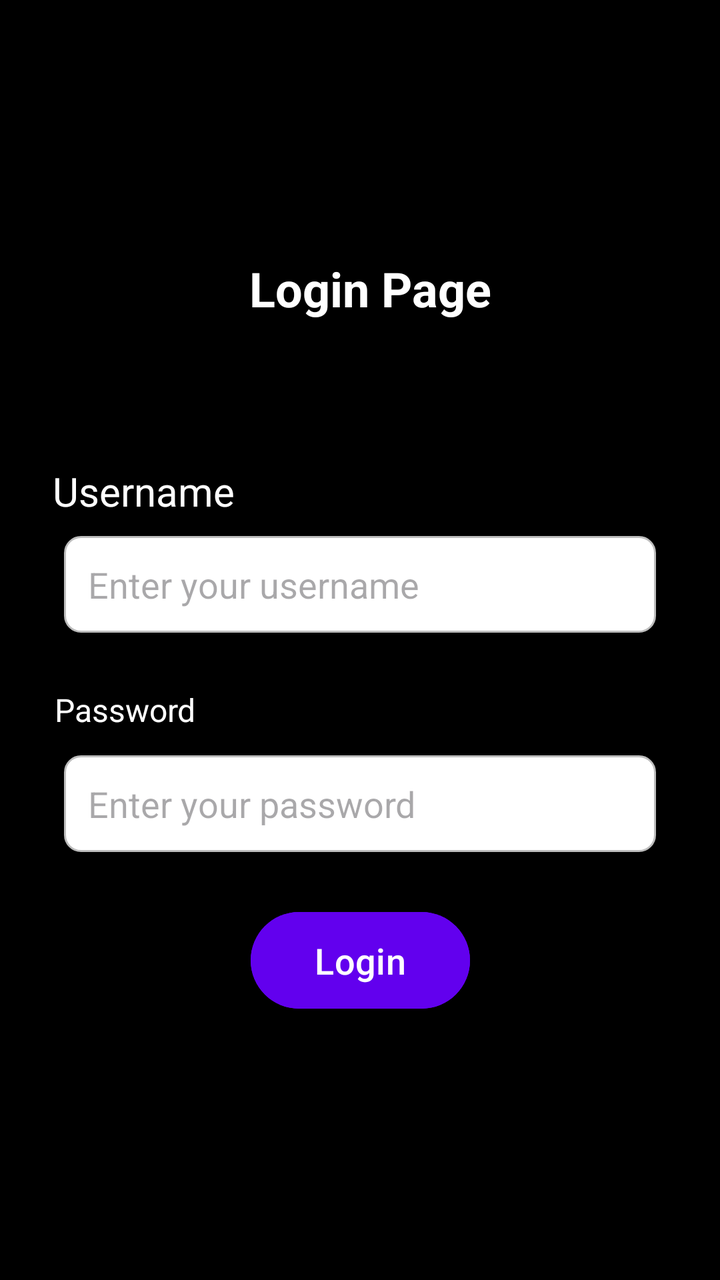
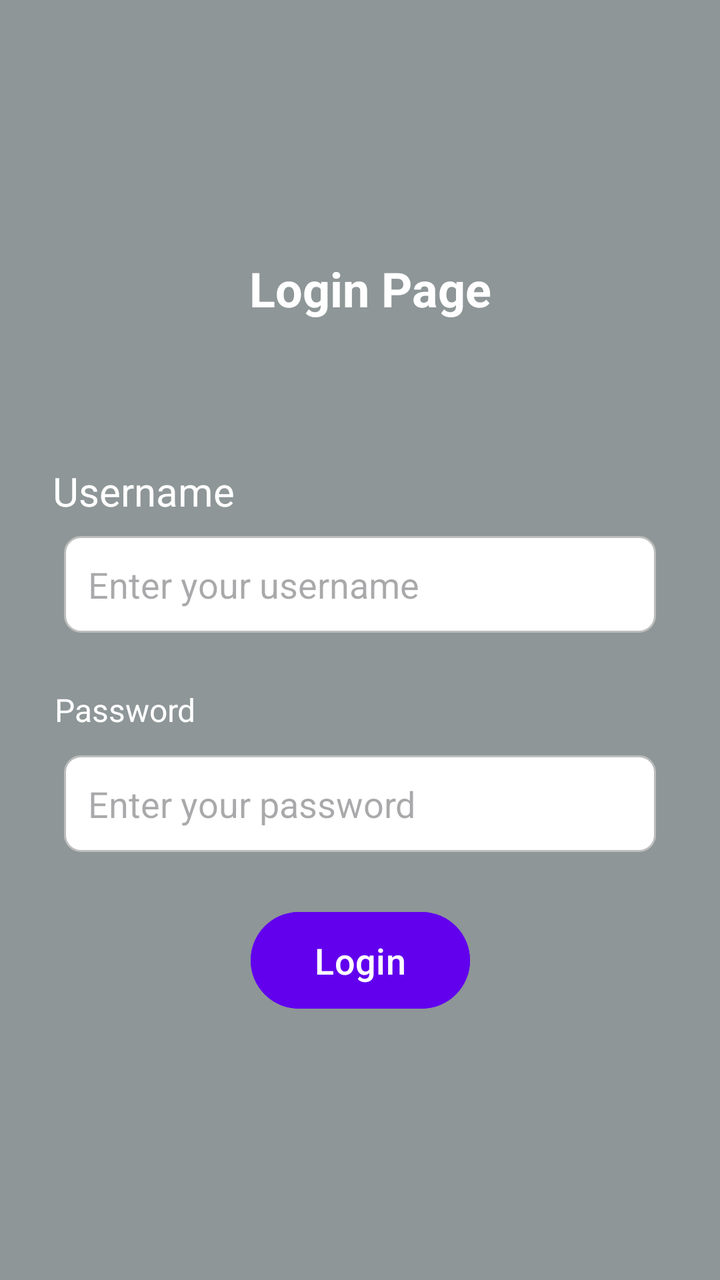

Compare the two renders of this Android layout. The source of the first and the diff that turns it into the second are given below.
<!-- AndroidManifest.xml: application theme Theme.Manjunath_T1670_task_2 -->
<!-- res/layout/activity_main.xml -->
<?xml version="1.0" encoding="utf-8"?>
<androidx.constraintlayout.widget.ConstraintLayout
    xmlns:android="http://schemas.android.com/apk/res/android"
    xmlns:app="http://schemas.android.com/apk/res-auto"
    xmlns:tools="http://schemas.android.com/tools"
    android:id="@+id/main"
    android:layout_width="match_parent"
    android:layout_height="match_parent"
    android:background="@drawable/background_gradient"
    app:layout_constraintTop_toTopOf="parent"
    app:layout_constraintStart_toStartOf="parent"
    app:layout_constraintEnd_toEndOf="parent"
    tools:context=".MainActivity">



    <View
        android:id="@+id/overlay"
        android:layout_width="match_parent"
        android:layout_height="match_parent"
        android:background="#000000"
        android:paddingTop="40dp"
        app:layout_constraintBottom_toBottomOf="parent"
        app:layout_constraintEnd_toEndOf="parent"
        app:layout_constraintHorizontal_bias="0.0"
        app:layout_constraintStart_toStartOf="parent"
        app:layout_constraintTop_toTopOf="parent"
        app:layout_constraintVertical_bias="0.0" />

    <TextView
        android:id="@+id/titleTextView"
        android:layout_width="wrap_content"
        android:layout_height="wrap_content"
        android:layout_marginTop="128dp"
        android:text="Login Page"
        android:textColor="@android:color/white"
        android:textSize="24sp"
        android:textStyle="bold"
        app:layout_constraintEnd_toEndOf="parent"
        app:layout_constraintHorizontal_bias="0.522"
        app:layout_constraintStart_toStartOf="parent"
        app:layout_constraintTop_toTopOf="parent" />

    <TextView
        android:id="@+id/usernameLabel"
        android:layout_width="109dp"
        android:layout_height="0dp"
        android:layout_marginTop="232dp"
        android:text="Username"
        android:textColor="@android:color/white"
        android:textSize="20sp"
        app:layout_constraintEnd_toEndOf="parent"
        app:layout_constraintHorizontal_bias="0.105"
        app:layout_constraintStart_toStartOf="parent"
        app:layout_constraintTop_toTopOf="parent" />

    <EditText
        android:id="@+id/usernameInput"
        android:layout_width="0dp"
        android:layout_height="wrap_content"
        android:layout_marginHorizontal="32dp"
        android:layout_marginTop="268dp"
        android:background="@drawable/edit_text_background"
        android:hint="Enter your username"
        android:inputType="text"
        android:padding="12dp"
        app:layout_constraintEnd_toEndOf="parent"
        app:layout_constraintHorizontal_bias="0.0"
        app:layout_constraintStart_toStartOf="parent"
        app:layout_constraintTop_toTopOf="parent" />

    <TextView
        android:id="@+id/passwordLabel"
        android:layout_width="wrap_content"
        android:layout_height="wrap_content"
        android:layout_marginTop="344dp"
        android:text="Password"
        android:textColor="@android:color/white"
        android:textSize="16sp"
        app:layout_constraintEnd_toEndOf="parent"
        app:layout_constraintHorizontal_bias="0.094"
        app:layout_constraintStart_toStartOf="parent"
        app:layout_constraintTop_toTopOf="parent" />

    <EditText
        android:id="@+id/passwordInput"
        android:layout_width="0dp"
        android:layout_height="wrap_content"
        android:layout_marginHorizontal="32dp"
        android:layout_marginTop="12dp"
        android:background="@drawable/edit_text_background"
        android:hint="Enter your password"
        android:inputType="textPassword"
        android:padding="12dp"
        app:layout_constraintEnd_toEndOf="parent"
        app:layout_constraintHorizontal_bias="0.0"
        app:layout_constraintStart_toStartOf="parent"
        app:layout_constraintTop_toBottomOf="@id/passwordLabel" />

    <Button
        android:id="@+id/submitButton"
        android:layout_width="wrap_content"
        android:layout_height="wrap_content"
        android:layout_marginTop="452dp"
        android:backgroundTint="@color/primary"
        android:paddingHorizontal="32dp"
        android:paddingVertical="12dp"
        android:text="Login"
        android:textColor="@color/white"
        android:textSize="18sp"
        app:layout_constraintEnd_toEndOf="parent"
        app:layout_constraintStart_toStartOf="parent"
        app:layout_constraintTop_toTopOf="parent" />

</androidx.constraintlayout.widget.ConstraintLayout>
<!-- resources referenced by this layout -->
<resources>
  <color name="primary">#6200EE</color>
  <color name="white">#FFFFFF</color>
  <!-- drawable background_gradient (drawable) -->
  <?xml version="1.0" encoding="utf-8"?>
  <layer-list xmlns:android="http://schemas.android.com/apk/res/android">
      <item>        <shape android:shape="rectangle">
          <gradient
              android:startColor="#4CAF50"
  
              android:endColor="#388E3C"
              android:angle="45" />
      </shape>
      </item>
  </layer-list>
  <!-- drawable edit_text_background (drawable) -->
  <?xml version="1.0" encoding="utf-8"?>
  <shape xmlns:android="http://schemas.android.com/apk/res/android">
      <solid android:color="#FFFFFF" />
      <corners android:radius="8dp" />
      <stroke android:width="1dp" android:color="#BDBDBD" />
    
  </shape>
  <style name="Theme.Manjunath_T1670_task_2" parent="Base.Theme.Manjunath_T1670_task_2" />
  <style name="Base.Theme.Manjunath_T1670_task_2" parent="Theme.Material3.DayNight.NoActionBar">
          
          
      </style>
</resources>

<!-- the commit's change to res/layout/activity_main.xml (unified diff, before → after) -->
@@ -18,7 +18,7 @@
         android:id="@+id/overlay"
         android:layout_width="match_parent"
         android:layout_height="match_parent"
-        android:background="#000000"
+        android:background="#8E9697"
         android:paddingTop="40dp"
         app:layout_constraintBottom_toBottomOf="parent"
         app:layout_constraintEnd_toEndOf="parent"
